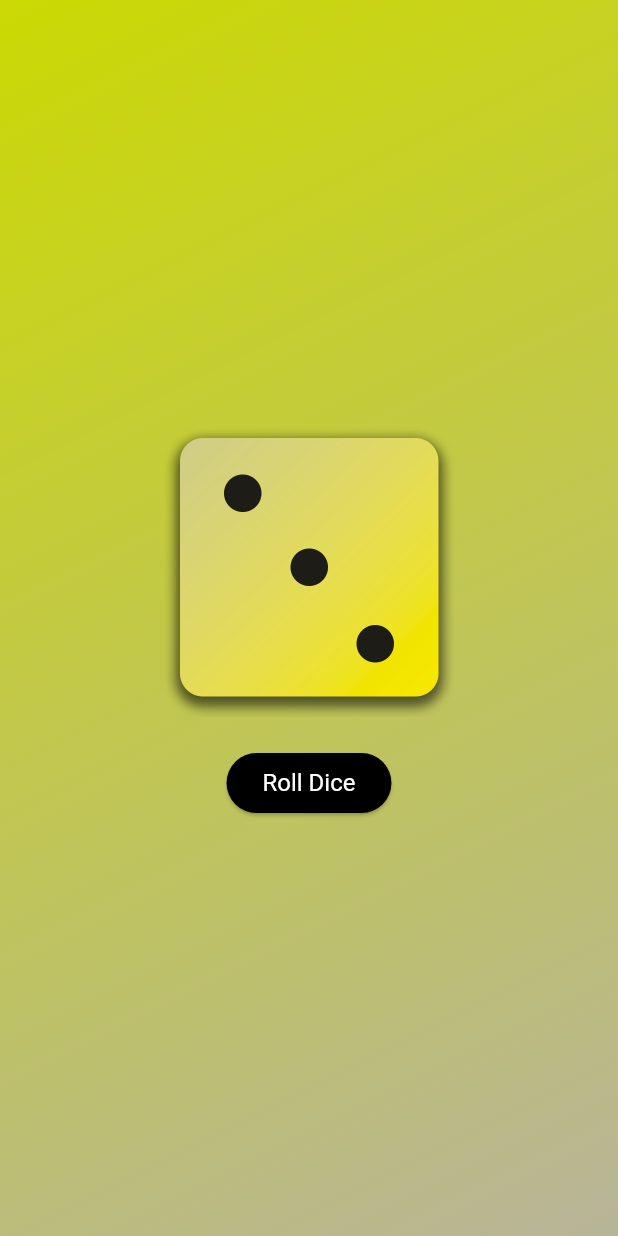
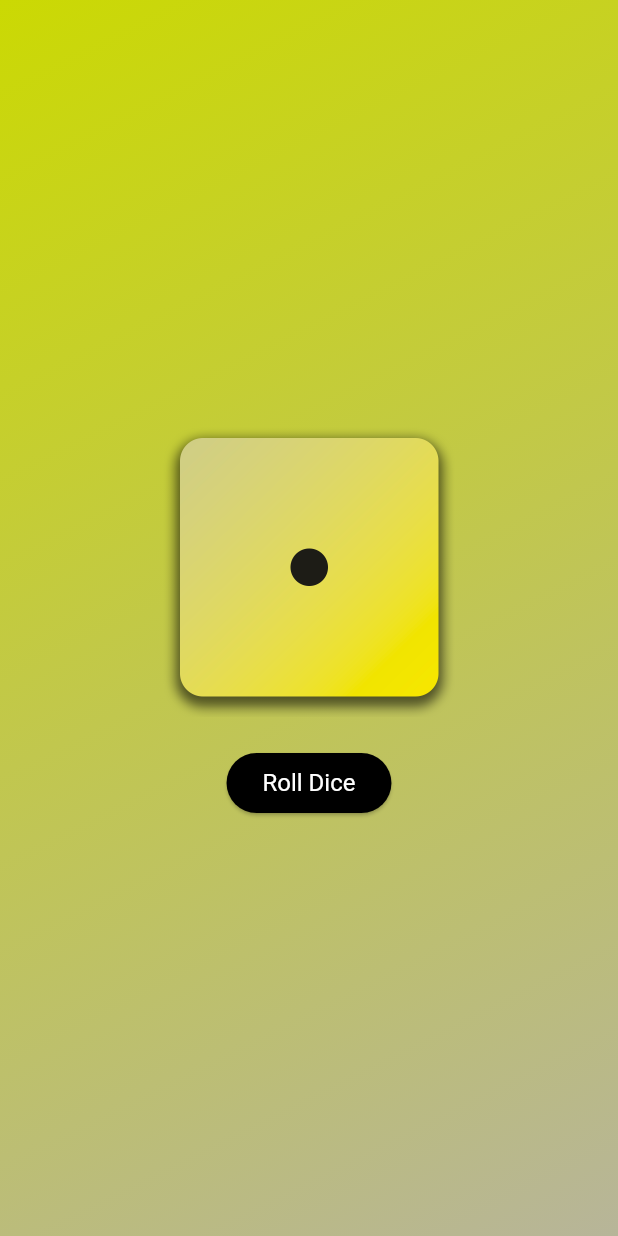
Before and after one commit to ting0608/1st_flutter_test_diceRoll, a Flutter app: the screen it shows after launch, after a tap on "Roll Dice", on a phone screen of 412 x 824 dp. Run offline on Flutter 3.47's test engine with Material 3 defaults, Android fonts, the phone set to English and light mode, and no system bars.

```diff
--- a/lib/dice_roller.dart
+++ b/lib/dice_roller.dart
@@ -16,8 +16,15 @@ class _DiceRollerState extends State<DiceRoller> {
 
 //rollDice function
   void rollDice() {
-    print('Button pressed');
-    activeDiceImage = 'assets/images/dice-images/dice-4.png';
+    // print('Button pressed');
+    setState(() {
+      // random number generator
+      final randomNumber = (1 +
+              (6 * (DateTime.now().microsecondsSinceEpoch % 1000000) / 1000000))
+          .floor();
+      activeDiceImage = 'assets/images/dice-images/dice-$randomNumber.png';
+    });
+    // activeDiceImage = 'assets/images/dice-images/dice-4.png';
   }
 
 // separate out the dice roller into stateful is not enough, since flutter wont automatically rebuild the widget with the new UI
```
